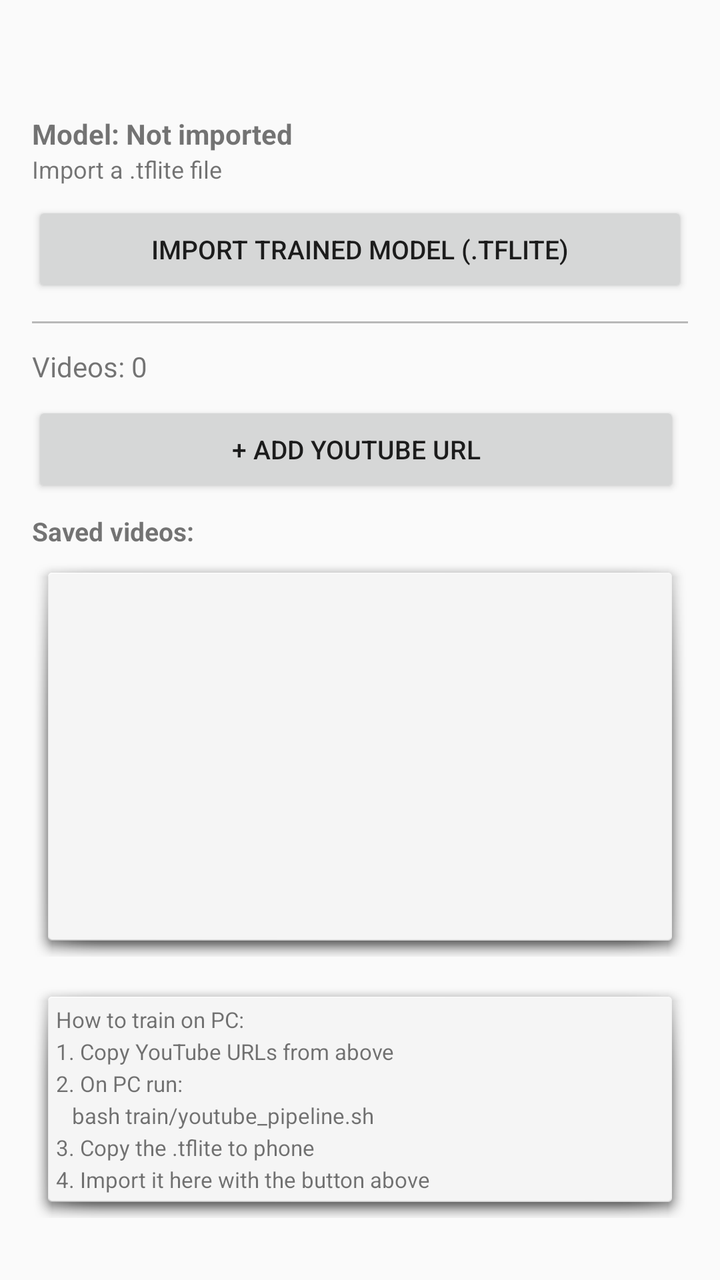
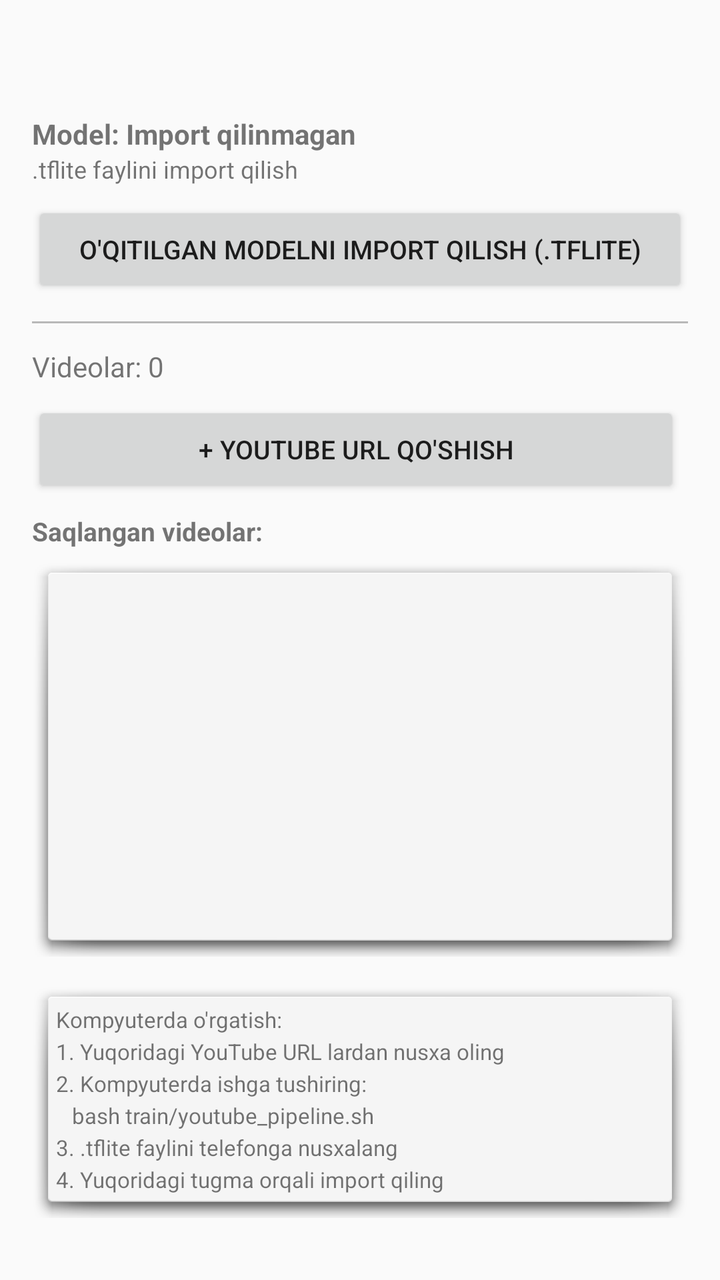

An Android layout rendered at two revisions. The XML below is the earlier revision; the diff shows what the commit changed to produce the second picture.
<!-- AndroidManifest.xml: application theme Theme.MLBBTrainer -->
<!-- res/layout/activity_hero_detail.xml -->
<?xml version="1.0" encoding="utf-8"?>
<ScrollView xmlns:android="http://schemas.android.com/apk/res/android"
    android:layout_width="match_parent"
    android:layout_height="match_parent">

    <LinearLayout
        android:layout_width="match_parent"
        android:layout_height="wrap_content"
        android:orientation="vertical"
        android:padding="16dp">

        <TextView
            android:id="@+id/heroDetailTitle"
            android:layout_width="wrap_content"
            android:layout_height="wrap_content"
            android:textSize="22sp"
            android:textStyle="bold"
            android:layout_marginBottom="4dp" />

        
        <TextView
            android:id="@+id/modelStatusText"
            android:layout_width="wrap_content"
            android:layout_height="wrap_content"
            android:text="Model: Not imported"
            android:textSize="14sp"
            android:textStyle="bold"
            android:layout_marginTop="8dp" />

        <TextView
            android:id="@+id/modelFileNameText"
            android:layout_width="wrap_content"
            android:layout_height="wrap_content"
            android:text="Import a .tflite file"
            android:textSize="12sp"
            android:layout_marginBottom="8dp" />

        <Button
            android:id="@+id/importModelButton"
            android:layout_width="match_parent"
            android:layout_height="wrap_content"
            android:text="Import Trained Model (.tflite)"
            android:textSize="13sp"
            android:layout_marginBottom="12dp" />

        <View
            android:layout_width="match_parent"
            android:layout_height="1dp"
            android:background="#44000000"
            android:layout_marginBottom="12dp" />

        
        <TextView
            android:id="@+id/videoCountText"
            android:layout_width="wrap_content"
            android:layout_height="wrap_content"
            android:text="Videos: 0"
            android:textSize="14sp"
            android:layout_marginBottom="8dp" />

        <LinearLayout
            android:layout_width="match_parent"
            android:layout_height="wrap_content"
            android:orientation="horizontal"
            android:layout_marginBottom="8dp">

            <Button
                android:id="@+id/addVideoButton"
                android:layout_width="0dp"
                android:layout_height="wrap_content"
                android:layout_weight="1"
                android:text="+ Add YouTube URL"
                android:textSize="13sp"
                android:layout_marginEnd="4dp" />
        </LinearLayout>

        <TextView
            android:layout_width="wrap_content"
            android:layout_height="wrap_content"
            android:text="Saved videos:"
            android:textSize="13sp"
            android:textStyle="bold"
            android:layout_marginBottom="4dp" />

        <androidx.recyclerview.widget.RecyclerView
            android:id="@+id/videoListView"
            android:layout_width="match_parent"
            android:layout_height="200dp"
            android:background="@android:drawable/dialog_holo_light_frame" />

        
        <TextView
            android:layout_width="match_parent"
            android:layout_height="wrap_content"
            android:text="How to train on PC:\n1. Copy YouTube URLs from above\n2. On PC run:\n   bash train/youtube_pipeline.sh\n3. Copy the .tflite to phone\n4. Import it here with the button above"
            android:textSize="11sp"
            android:padding="12dp"
            android:layout_marginTop="12dp"
            android:background="@android:drawable/dialog_holo_light_frame"
            android:lineSpacingExtra="3dp" />

    </LinearLayout>
</ScrollView>
<!-- resources referenced by this layout -->
<resources>
  <style name="Theme.MLBBTrainer" parent="Theme.AppCompat.DayNight.DarkActionBar">
          <item name="colorPrimary">#FF6200EE</item>
          <item name="colorPrimaryDark">#FF3700B3</item>
          <item name="colorAccent">#FF03DAC5</item>
          <item name="android:statusBarColor">#FF3700B3</item>
      </style>
</resources>

<!-- the commit's change to res/layout/activity_hero_detail.xml (unified diff, before → after) -->
@@ -22,7 +22,7 @@
             android:id="@+id/modelStatusText"
             android:layout_width="wrap_content"
             android:layout_height="wrap_content"
-            android:text="Model: Not imported"
+            android:text="Model: Import qilinmagan"
             android:textSize="14sp"
             android:textStyle="bold"
             android:layout_marginTop="8dp" />
@@ -31,7 +31,7 @@
             android:id="@+id/modelFileNameText"
             android:layout_width="wrap_content"
             android:layout_height="wrap_content"
-            android:text="Import a .tflite file"
+            android:text=".tflite faylini import qilish"
             android:textSize="12sp"
             android:layout_marginBottom="8dp" />
 
@@ -39,7 +39,7 @@
             android:id="@+id/importModelButton"
             android:layout_width="match_parent"
             android:layout_height="wrap_content"
-            android:text="Import Trained Model (.tflite)"
+            android:text="O\'qitilgan Modelni Import qilish (.tflite)"
             android:textSize="13sp"
             android:layout_marginBottom="12dp" />
 
@@ -54,7 +54,7 @@
             android:id="@+id/videoCountText"
             android:layout_width="wrap_content"
             android:layout_height="wrap_content"
-            android:text="Videos: 0"
+            android:text="Videolar: 0"
             android:textSize="14sp"
             android:layout_marginBottom="8dp" />
 
@@ -69,7 +69,7 @@
                 android:layout_width="0dp"
                 android:layout_height="wrap_content"
                 android:layout_weight="1"
-                android:text="+ Add YouTube URL"
+                android:text="+ YouTube URL qo\'shish"
                 android:textSize="13sp"
                 android:layout_marginEnd="4dp" />
         </LinearLayout>
@@ -77,7 +77,7 @@
         <TextView
             android:layout_width="wrap_content"
             android:layout_height="wrap_content"
-            android:text="Saved videos:"
+            android:text="Saqlangan videolar:"
             android:textSize="13sp"
             android:textStyle="bold"
             android:layout_marginBottom="4dp" />
@@ -92,7 +92,7 @@
         <TextView
             android:layout_width="match_parent"
             android:layout_height="wrap_content"
-            android:text="How to train on PC:\n1. Copy YouTube URLs from above\n2. On PC run:\n   bash train/youtube_pipeline.sh\n3. Copy the .tflite to phone\n4. Import it here with the button above"
+            android:text="Kompyuterda o\'rgatish:\n1. Yuqoridagi YouTube URL lardan nusxa oling\n2. Kompyuterda ishga tushiring:\n   bash train/youtube_pipeline.sh\n3. .tflite faylini telefonga nusxalang\n4. Yuqoridagi tugma orqali import qiling"
             android:textSize="11sp"
             android:padding="12dp"
             android:layout_marginTop="12dp"
